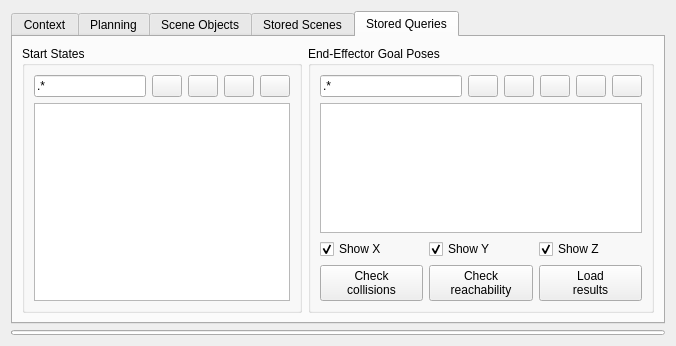
Qt form moveit_ros/visualization/motion_planning_rviz_plugin/src/ui/motion_planning_rviz_plugin_frame.ui (moveit/moveit) before a commit.
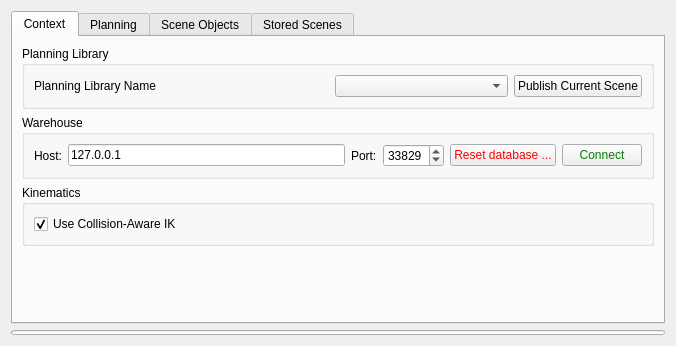
The same form after that commit. The open tabs and pages were chosen to show the change.

Commit message: Removed kinematic analysis stuff from the moveit plugin

Diff of the .ui file:
```diff
--- a/moveit_ros/visualization/motion_planning_rviz_plugin/src/ui/motion_planning_rviz_plugin_frame.ui
+++ b/moveit_ros/visualization/motion_planning_rviz_plugin/src/ui/motion_planning_rviz_plugin_frame.ui
@@ -935,300 +935,6 @@
        </item>
       </layout>
      </widget>
-     <widget class="QWidget" name="goal_poses_and_states">
-      <attribute name="title">
-       <string>Stored Queries</string>
-      </attribute>
-      <layout class="QFormLayout" name="formLayout">
-       <property name="fieldGrowthPolicy">
-        <enum>QFormLayout::AllNonFixedFieldsGrow</enum>
-       </property>
-       <item row="0" column="0">
-        <widget class="QGroupBox" name="start_states_groupbox">
-         <property name="toolTip">
-          <string/>
-         </property>
-         <property name="title">
-          <string>Start States</string>
-         </property>
-         <layout class="QVBoxLayout" name="verticalLayout_13">
-          <item>
-           <layout class="QHBoxLayout" name="horizontalLayout_12">
-            <item>
-             <widget class="QLineEdit" name="load_states_filter_text">
-              <property name="text">
-               <string>.*</string>
-              </property>
-             </widget>
-            </item>
-            <item>
-             <widget class="QPushButton" name="start_states_open_button">
-              <property name="maximumSize">
-               <size>
-                <width>30</width>
-                <height>30</height>
-               </size>
-              </property>
-              <property name="toolTip">
-               <string>Load from database</string>
-              </property>
-              <property name="text">
-               <string/>
-              </property>
-             </widget>
-            </item>
-            <item>
-             <widget class="QPushButton" name="start_states_add_button">
-              <property name="sizePolicy">
-               <sizepolicy hsizetype="Minimum" vsizetype="Fixed">
-                <horstretch>0</horstretch>
-                <verstretch>0</verstretch>
-               </sizepolicy>
-              </property>
-              <property name="maximumSize">
-               <size>
-                <width>30</width>
-                <height>30</height>
-               </size>
-              </property>
-              <property name="toolTip">
-               <string>Store current start state</string>
-              </property>
-              <property name="text">
-               <string/>
-              </property>
-             </widget>
-            </item>
-            <item>
-             <widget class="QPushButton" name="start_states_remove_button">
-              <property name="maximumSize">
-               <size>
-                <width>30</width>
-                <height>30</height>
-               </size>
-              </property>
-              <property name="toolTip">
-               <string>Remove selected start states</string>
-              </property>
-              <property name="text">
-               <string/>
-              </property>
-             </widget>
-            </item>
-            <item>
-             <widget class="QPushButton" name="start_states_save_button">
-              <property name="maximumSize">
-               <size>
-                <width>30</width>
-                <height>30</height>
-               </size>
-              </property>
-              <property name="toolTip">
-               <string>Apply changes</string>
-              </property>
-              <property name="text">
-               <string/>
-              </property>
-             </widget>
-            </item>
-           </layout>
-          </item>
-          <item>
-           <widget class="QListWidget" name="start_states_list">
-            <property name="editTriggers">
-             <set>QAbstractItemView::DoubleClicked|QAbstractItemView::EditKeyPressed</set>
-            </property>
-            <property name="selectionMode">
-             <enum>QAbstractItemView::ExtendedSelection</enum>
-            </property>
-           </widget>
-          </item>
-         </layout>
-        </widget>
-       </item>
-       <item row="0" column="1">
-        <widget class="QGroupBox" name="goal_poses_groupbox">
-         <property name="toolTip">
-          <string/>
-         </property>
-         <property name="title">
-          <string>End-Effector Goal Poses</string>
-         </property>
-         <layout class="QVBoxLayout" name="verticalLayout_8">
-          <item>
-           <layout class="QHBoxLayout" name="horizontalLayout_13">
-            <item>
-             <widget class="QLineEdit" name="load_poses_filter_text">
-              <property name="toolTip">
-               <string/>
-              </property>
-              <property name="text">
-               <string>.*</string>
-              </property>
-             </widget>
-            </item>
-            <item>
-             <widget class="QPushButton" name="goal_poses_open_button">
-              <property name="maximumSize">
-               <size>
-                <width>30</width>
-                <height>30</height>
-               </size>
-              </property>
-              <property name="toolTip">
-               <string>Load from database</string>
-              </property>
-              <property name="text">
-               <string/>
-              </property>
-             </widget>
-            </item>
-            <item>
-             <widget class="QPushButton" name="goal_poses_add_button">
-              <property name="maximumSize">
-               <size>
-                <width>30</width>
-                <height>30</height>
-               </size>
-              </property>
-              <property name="toolTip">
-               <string>New goal in the current end-effector pose</string>
-              </property>
-              <property name="text">
-               <string/>
-              </property>
-             </widget>
-            </item>
-            <item>
-             <widget class="QPushButton" name="goal_poses_remove_button">
-              <property name="maximumSize">
-               <size>
-                <width>30</width>
-                <height>30</height>
-               </size>
-              </property>
-              <property name="toolTip">
-               <string>Remove selected goals</string>
-              </property>
-              <property name="text">
-               <string/>
-              </property>
-             </widget>
-            </item>
-            <item>
-             <widget class="QPushButton" name="goal_poses_save_button">
-              <property name="maximumSize">
-               <size>
-                <width>30</width>
-                <height>30</height>
-               </size>
-              </property>
-              <property name="toolTip">
-               <string>Apply changes</string>
-              </property>
-              <property name="text">
-               <string/>
-              </property>
-             </widget>
-            </item>
-            <item>
-             <widget class="QPushButton" name="goal_switch_visibility_button">
-              <property name="maximumSize">
-               <size>
-                <width>30</width>
-                <height>30</height>
-               </size>
-              </property>
-              <property name="toolTip">
-               <string>Switch vibility of selected goals</string>
-              </property>
-              <property name="text">
-               <string/>
-              </property>
-             </widget>
-            </item>
-           </layout>
-          </item>
-          <item>
-           <widget class="QListWidget" name="goal_poses_list">
-            <property name="toolTip">
-             <string>Press Ctrl+C to duplicate the selected goals</string>
-            </property>
-            <property name="editTriggers">
-             <set>QAbstractItemView::DoubleClicked|QAbstractItemView::EditKeyPressed</set>
-            </property>
-            <property name="selectionMode">
-             <enum>QAbstractItemView::ExtendedSelection</enum>
-            </property>
-           </widget>
-          </item>
-          <item>
-           <layout class="QHBoxLayout" name="horizontalLayout_2">
-            <item>
-             <widget class="QCheckBox" name="show_x_checkbox">
-              <property name="text">
-               <string>Show X</string>
-              </property>
-              <property name="checked">
-               <bool>true</bool>
-              </property>
-             </widget>
-            </item>
-            <item>
-             <widget class="QCheckBox" name="show_y_checkbox">
-              <property name="text">
-               <string>Show Y</string>
-              </property>
-              <property name="checked">
-               <bool>true</bool>
-              </property>
-             </widget>
-            </item>
-            <item>
-             <widget class="QCheckBox" name="show_z_checkbox">
-              <property name="text">
-               <string>Show Z</string>
-              </property>
-              <property name="checked">
-               <bool>true</bool>
-              </property>
-             </widget>
-            </item>
-           </layout>
-          </item>
-          <item>
-           <layout class="QHBoxLayout" name="horizontalLayout_10">
-            <item>
-             <widget class="QPushButton" name="check_goal_collisions_button">
-              <property name="text">
-               <string>Check
-collisions</string>
-              </property>
-             </widget>
-            </item>
-            <item>
-             <widget class="QPushButton" name="check_goal_reachability_button">
-              <property name="text">
-               <string>Check
-reachability</string>
-              </property>
-             </widget>
-            </item>
-            <item>
-             <widget class="QPushButton" name="load_results_button">
-              <property name="text">
-               <string>Load
-results</string>
-              </property>
-             </widget>
-            </item>
-           </layout>
-          </item>
-         </layout>
-        </widget>
-       </item>
-      </layout>
-     </widget>
     </widget>
    </item>
    <item>
```
Left out of the diff: 2 changed lines with no effect on the pictures. The commit also changes 9 other files.
